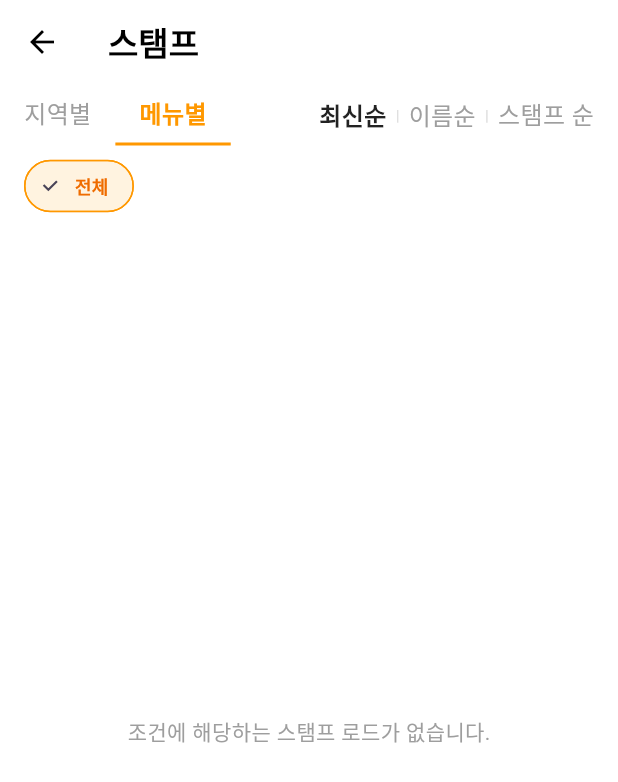
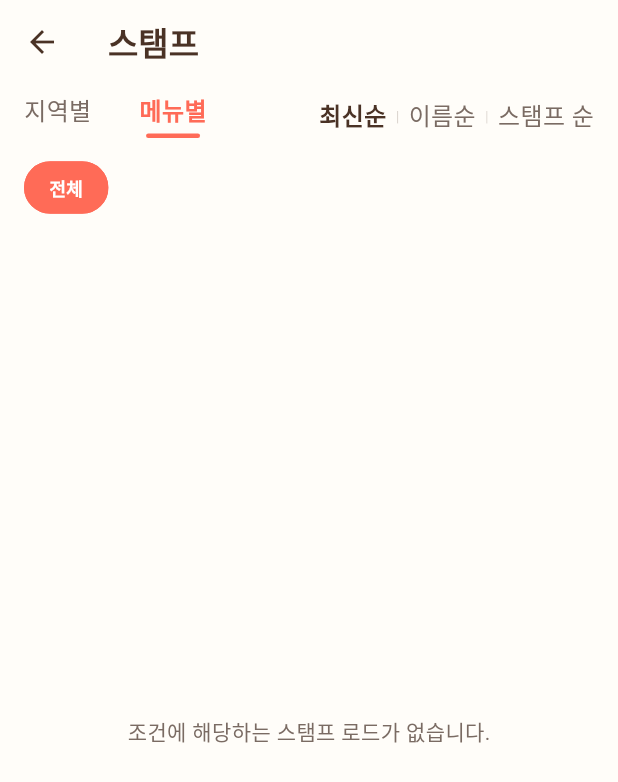
Before and after one commit to Seokjae-Jang-git/YamYamRoad, a Flutter app: the StampMainScreen screen opened directly, after a tap on "메뉴별", on a phone screen of 412 x 824 dp. Shown: the top 782 px of the screen. Run offline on Flutter 3.47's test engine with Material 3 defaults, Android fonts, the light colour scheme and no system bars; our stand-ins replace cloud_firestore, cloud_functions, firebase_auth, firebase_core, firebase_messaging, firebase_storage and 10 more; missing offline and left inert: extended_text_field, flutter_naver_login, google_mlkit_text_recognition, kakao_flutter_sdk_user, portone_flutter, safe_device; accounts and stored records are empty; network calls fail; project files that could hold a hidden picture were left out.

Commit message:
refactor : 마이페이지 - 스탬프 스타일 및 색상 개선

```diff
--- a/lib/mypage/stamp/stamp_main_screen.dart
+++ b/lib/mypage/stamp/stamp_main_screen.dart
@@ -1,6 +1,6 @@
 import 'package:flutter/material.dart';
 import 'package:cloud_firestore/cloud_firestore.dart';
-import 'package:intl/intl.dart'; // 날짜 포맷용
+import 'package:intl/intl.dart';
 import 'repository/stamp_repository.dart';
 import 'widgets/sub_filter_chips.dart';
 import 'widgets/sorting_bar.dart';
@@ -14,6 +14,12 @@ class StampMainScreen extends StatefulWidget {
 }
 
 class _StampMainScreenState extends State<StampMainScreen> {
+  static const Color pointCoralRed = Color(0xFFFF6B57);
+  static const Color strawberryPink = Color(0xFFFFA09B);
+  static const Color deepChocolate = Color(0xFF4A3225);
+  static const Color creamyIvory = Color(0xFFFFFDF9);
+  static const Color subTextColor = Color(0xFF7A6B63);
+
   String _selectedTab = '지역별';
   String _selectedFilter = '전체';
   String _selectedSort = '최신순';
@@ -38,14 +44,13 @@ class _StampMainScreenState extends State<StampMainScreen> {
     }
   }
 
-  // 1. 메뉴 더보기 팝업 모달
   void _openMenuSelectModal() async {
     final List<String> menuOptions = _dbMenuFilters;
 
     final String? selected = await showModalBottomSheet<String>(
       context: context,
       isScrollControlled: true,
-      backgroundColor: Colors.white,
+      backgroundColor: creamyIvory,
       shape: const RoundedRectangleBorder(
         borderRadius: BorderRadius.vertical(top: Radius.circular(16)),
       ),
@@ -58,14 +63,21 @@ class _StampMainScreenState extends State<StampMainScreen> {
               Row(
                 mainAxisAlignment: MainAxisAlignment.spaceBetween,
                 children: [
-                  const Text('메뉴 선택', style: TextStyle(fontSize: 16, fontWeight: FontWeight.bold)),
+                  const Text(
+                    '메뉴 선택',
+                    style: TextStyle(
+                      fontSize: 16,
+                      fontWeight: FontWeight.bold,
+                      color: deepChocolate,
+                    ),
+                  ),
                   IconButton(
-                    icon: const Icon(Icons.close),
+                    icon: const Icon(Icons.close, color: deepChocolate),
                     onPressed: () => Navigator.pop(context),
                   ),
                 ],
               ),
-              const Divider(),
+              Divider(color: deepChocolate.withOpacity(0.12)),
               Expanded(
                 child: SingleChildScrollView(
                   child: Padding(
@@ -79,11 +91,17 @@ class _StampMainScreenState extends State<StampMainScreen> {
                           showCheckmark: false,
                           label: Text(menu),
                           selected: isSelected,
-                          selectedColor: Colors.orange[50],
+                          selectedColor: pointCoralRed,
                           backgroundColor: Colors.white,
                           labelStyle: TextStyle(
-                            color: isSelected ? Colors.orange[800] : Colors.black87,
+                            color: isSelected ? Colors.white : deepChocolate,
                             fontWeight: isSelected ? FontWeight.bold : FontWeight.normal,
+                          ),
+                          shape: RoundedRectangleBorder(
+                            borderRadius: BorderRadius.circular(16),
+                            side: BorderSide(
+                              color: isSelected ? pointCoralRed : deepChocolate.withOpacity(0.15),
+                            ),
                           ),
                           onSelected: (_) => Navigator.pop(context, menu),
                         );
@@ -103,7 +121,6 @@ class _StampMainScreenState extends State<StampMainScreen> {
     }
   }
 
-  // 2. 지역 더보기 팝업 모달
   Future<void> _openRegionSelectModal() async {
     final selectedRegion = await Navigator.push(
       context,
@@ -119,24 +136,20 @@ class _StampMainScreenState extends State<StampMainScreen> {
     }
   }
 
-  // 3. 필터링 및 정렬 처리 함수
   List<Map<String, dynamic>> _processRoads(List<Map<String, dynamic>> rawList) {
     List<Map<String, dynamic>> result = List.from(rawList);
 
-    // 1차 필터링: region 필드 유무로 지역 로드 / 메뉴 로드 분리
     if (_selectedTab == '지역별') {
       result = result.where((r) => r['region'] != null && r['region'].toString().trim().isNotEmpty).toList();
     } else if (_selectedTab == '메뉴별') {
       result = result.where((r) => r['region'] == null || r['region'].toString().trim().isEmpty).toList();
     }
 
-    // 🌟 2차 필터링: 하위 필터
     if (_selectedFilter != '전체') {
       if (_selectedTab == '지역별') {
         result = result.where((r) => r['region'] == _selectedFilter).toList();
       } else if (_selectedTab == '메뉴별') {
         result = result.where((r) {
-          // 🌟 categoryIds 배열을 사용하여 필터링
           final categoryList = r['categoryIds'];
           if (categoryList is List && categoryList.contains(_selectedFilter)) return true;
           return false;
@@ -144,7 +157,6 @@ class _StampMainScreenState extends State<StampMainScreen> {
       }
     }
 
-    // 정렬
     if (_selectedSort == '최신순') {
       result.sort((a, b) {
         final aTime = (a['createdAt'] as Timestamp?)?.toDate() ?? DateTime(2000);
@@ -160,15 +172,13 @@ class _StampMainScreenState extends State<StampMainScreen> {
     return result;
   }
 
-  // 스탬프 판 팝업 모달
   void _showStampBoardModal(Map<String, dynamic> roadData) async {
-    // 🌟 roadPlace 필드 사용
     final List<dynamic> placeIds = roadData['roadPlace'] ?? [];
 
     showModalBottomSheet(
       context: context,
       isScrollControlled: true,
-      backgroundColor: Colors.white,
+      backgroundColor: creamyIvory,
       shape: const RoundedRectangleBorder(
         borderRadius: BorderRadius.vertical(top: Radius.circular(20)),
       ),
@@ -176,14 +186,13 @@ class _StampMainScreenState extends State<StampMainScreen> {
         return FutureBuilder<List<dynamic>>(
           future: Future.wait([
             StampRepository.getMyStampsMap(),
-            // 💡 주의: StampRepository.getPlaceNames 내부 로직이 placeIds 리스트를 받아 'place' 컬렉션에서 상호명을 조회하도록 구현되어 있어야 합니다.
             StampRepository.getPlaceNames(placeIds),
           ]),
           builder: (context, snapshot) {
             if (snapshot.connectionState == ConnectionState.waiting) {
               return const SizedBox(
                 height: 300,
-                child: Center(child: CircularProgressIndicator(color: Colors.black)),
+                child: Center(child: CircularProgressIndicator(color: deepChocolate)),
               );
             }
 
@@ -201,21 +210,28 @@ class _StampMainScreenState extends State<StampMainScreen> {
                     children: [
                       Text(
                         roadData['title'] ?? '스탬프 판',
-                        style: const TextStyle(fontSize: 18, fontWeight: FontWeight.bold),
+                        style: const TextStyle(
+                          fontSize: 18,
+                          fontWeight: FontWeight.bold,
+                          color: deepChocolate,
+                        ),
                       ),
                       IconButton(
-                        icon: const Icon(Icons.close),
+                        icon: const Icon(Icons.close, color: deepChocolate),
                         onPressed: () => Navigator.pop(context),
                       ),
                     ],
                   ),
-                  const Divider(),
+                  Divider(color: deepChocolate.withOpacity(0.12)),
                   const SizedBox(height: 10),
 
                   if (placeIds.isEmpty)
                     const Expanded(
                       child: Center(
-                        child: Text('등록된 매장이 없습니다.', style: TextStyle(color: Colors.grey)),
+                        child: Text(
+                          '등록된 매장이 없습니다.',
+                          style: TextStyle(color: subTextColor),
+                        ),
                       ),
                     )
                   else
@@ -240,9 +256,9 @@ class _StampMainScreenState extends State<StampMainScreen> {
 
                           return Container(
                             decoration: BoxDecoration(
-                              border: Border.all(color: Colors.grey.shade300),
-                              borderRadius: BorderRadius.circular(8),
-                              color: Colors.grey.shade50,
+                              border: Border.all(color: deepChocolate.withOpacity(0.12)),
+                              borderRadius: BorderRadius.circular(12),
+                              color: Colors.white,
                             ),
                             alignment: Alignment.center,
                             padding: const EdgeInsets.all(4),
@@ -251,7 +267,11 @@ class _StampMainScreenState extends State<StampMainScreen> {
                                 : Text(
                               storeName,
                               textAlign: TextAlign.center,
-                              style: const TextStyle(color: Colors.black87, fontSize: 12, fontWeight: FontWeight.w500),
+                              style: const TextStyle(
+                                color: deepChocolate,
+                                fontSize: 12,
+                                fontWeight: FontWeight.w500,
+                              ),
                             ),
                           );
                         },
@@ -266,7 +286,6 @@ class _StampMainScreenState extends State<StampMainScreen> {
     );
   }
 
-  // 5. 붉은색 동그라미 도장 UI
   Widget _buildRedStampUI(Map<String, dynamic>? stampData, String storeName) {
     String dateStr = '';
     if (stampData != null && stampData['issuedAt'] != null) {
@@ -283,7 +302,7 @@ class _StampMainScreenState extends State<StampMainScreen> {
         height: 70,
         decoration: BoxDecoration(
           shape: BoxShape.circle,
-          border: Border.all(color: Colors.red.shade700, width: 2.0),
+          border: Border.all(color: pointCoralRed, width: 2.0),
         ),
         padding: const EdgeInsets.all(4),
         child: Column(
@@ -293,8 +312,8 @@ class _StampMainScreenState extends State<StampMainScreen> {
               displayName,
               maxLines: 1,
               overflow: TextOverflow.ellipsis,
-              style: TextStyle(
-                color: Colors.red.shade700,
+              style: const TextStyle(
+                color: pointCoralRed,
                 fontWeight: FontWeight.bold,
                 fontSize: 10,
               ),
@@ -302,7 +321,7 @@ class _StampMainScreenState extends State<StampMainScreen> {
             const SizedBox(height: 2),
             Text(
               dateStr,
-              style: TextStyle(color: Colors.red.shade700, fontSize: 8),
+              style: const TextStyle(color: pointCoralRed, fontSize: 8),
             ),
           ],
         ),
@@ -313,12 +332,16 @@ class _StampMainScreenState extends State<StampMainScreen> {
   @override
   Widget build(BuildContext context) {
     return Scaffold(
-      backgroundColor: Colors.white,
+      backgroundColor: creamyIvory,
       appBar: AppBar(
-        title: const Text('스탬프', style: TextStyle(color: Colors.black, fontWeight: FontWeight.bold)),
-        backgroundColor: Colors.white,
+        title: const Text(
+          '스탬프',
+          style: TextStyle(color: deepChocolate, fontWeight: FontWeight.bold),
+        ),
+        backgroundColor: creamyIvory,
         elevation: 0,
-        iconTheme: const IconThemeData(color: Colors.black),
+        scrolledUnderElevation: 0,
+        iconTheme: const IconThemeData(color: deepChocolate),
       ),
       body: SafeArea(
         child: Column(
@@ -345,12 +368,9 @@ class _StampMainScreenState extends State<StampMainScreen> {
             ),
             const SizedBox(height: 8),
 
-            // 가로 서브 필터 칩
             SubFilterChips(
               selectedTab: _selectedTab,
               selectedFilter: _selectedFilter,
-              // 💡 팁: 만약 여기서 지역칩이 안 보인다면, SubFilterChips 내부에
-              // 지역 필터 배열을 받는 속성도 추가되어야 완벽하게 작동할 수 있습니다.
               menuFilters: _dbMenuFilters,
               onFilterSelected: (filter) => setState(() => _selectedFilter = filter),
               onMorePressed: _selectedTab == '지역별' ? _openRegionSelectModal : _openMenuSelectModal,
@@ -362,7 +382,7 @@ class _StampMainScreenState extends State<StampMainScreen> {
                 stream: StampRepository.getRoadWithMyStampStream(),
                 builder: (context, snapshot) {
                   if (snapshot.connectionState == ConnectionState.waiting) {
-                    return const Center(child: CircularProgressIndicator(color: Colors.black));
+                    return const Center(child: CircularProgressIndicator(color: deepChocolate));
                   }
 
                   final rawList = snapshot.data ?? [];
@@ -370,7 +390,10 @@ class _StampMainScreenState extends State<StampMainScreen> {
 
                   if (processedList.isEmpty) {
                     return const Center(
-                      child: Text('조건에 해당하는 스탬프 로드가 없습니다.', style: TextStyle(color: Colors.grey)),
+                      child: Text(
+                        '조건에 해당하는 스탬프 로드가 없습니다.',
+                        style: TextStyle(color: subTextColor),
+                      ),
                     );
                   }
 
@@ -401,46 +424,45 @@ class _StampMainScreenState extends State<StampMainScreen> {
         });
       },
       child: Container(
-        padding: const EdgeInsets.symmetric(horizontal: 16, vertical: 8),
-        decoration: BoxDecoration(
-          border: Border(
-            bottom: BorderSide(
-              color: isSelected ? Colors.orange : Colors.transparent,
-              width: 2.0,
+        padding: const EdgeInsets.symmetric(horizontal: 16, vertical: 6),
+        color: Colors.transparent,
+        child: Column(
+          mainAxisSize: MainAxisSize.min,
+          children: [
+            Text(
+              label,
+              style: TextStyle(
+                fontSize: 16,
+                fontWeight: isSelected ? FontWeight.bold : FontWeight.normal,
+                color: isSelected ? pointCoralRed : subTextColor,
+              ),
             ),
-          ),
-        ),
-        child: Text(
-          label,
-          style: TextStyle(
-            fontSize: 16,
-            fontWeight: isSelected ? FontWeight.bold : FontWeight.normal,
-            color: isSelected ? Colors.orange : Colors.grey,
-          ),
+            const SizedBox(height: 4),
+            Container(
+              height: 3,
+              width: 36,
+              decoration: BoxDecoration(
+                color: isSelected ? pointCoralRed : Colors.transparent,
+                borderRadius: BorderRadius.circular(2),
+              ),
+            ),
+          ],
         ),
       ),
     );
   }
 
-  // 스탬프 로드 카드 뷰
   Widget _buildStampCourseCard(Map<String, dynamic> road) {
-    // 🌟 1. 전체 스탬프 개수 계산 로직
     int totalStampCount = 0;
 
-    // 지역 로드: placeCount 필드가 있으면 그 값을 사용
     if (road['placeCount'] != null && road['placeCount'] is int) {
       totalStampCount = road['placeCount'];
-    }
-    // 메뉴 로드: placeCount가 없으면 roadPlace(또는 placeIds) 배열의 길이를 사용
-    else {
+    } else {
       final List<dynamic> places = road['roadPlace'] ?? road['placeIds'] ?? [];
       totalStampCount = places.length;
     }
 
-    // 🌟 2. 획득한 스탬프 개수
     final int myStampCount = road['myStampCount'] ?? 0;
-
-    // 🌟 3. 이미지 URL (지역은 imageUrl, 메뉴는 thumbnailUrl 대응)
     final String imageUrl = road['imageUrl'] ?? road['thumbnailUrl'] ?? road['thumbnail'] ?? '';
 
     return GestureDetector(
@@ -449,9 +471,16 @@ class _StampMainScreenState extends State<StampMainScreen> {
         margin: const EdgeInsets.only(bottom: 12),
         padding: const EdgeInsets.all(12),
         decoration: BoxDecoration(
-          border: Border.all(color: Colors.grey.shade200),
-          borderRadius: BorderRadius.circular(8),
+          border: Border.all(color: deepChocolate.withOpacity(0.12)),
+          borderRadius: BorderRadius.circular(12),
           color: Colors.white,
+          boxShadow: [
+            BoxShadow(
+              color: deepChocolate.withOpacity(0.04),
+              blurRadius: 8,
+              offset: const Offset(0, 2),
+            ),
+          ],
         ),
         child: Row(
           crossAxisAlignment: CrossAxisAlignment.start,
@@ -460,8 +489,8 @@ class _StampMainScreenState extends State<StampMainScreen> {
               width: 70,
               height: 70,
               decoration: BoxDecoration(
-                color: Colors.grey.shade100,
-                borderRadius: BorderRadius.circular(6),
+                color: creamyIvory,
+                borderRadius: BorderRadius.circular(8),
               ),
               clipBehavior: Clip.hardEdge,
               child: imageUrl.isNotEmpty
@@ -469,15 +498,14 @@ class _StampMainScreenState extends State<StampMainScreen> {
                 imageUrl,
                 fit: BoxFit.cover,
                 errorBuilder: (context, error, stackTrace) => const Center(
-                  child: Text('사진 없음', style: TextStyle(color: Colors.grey, fontSize: 11)),
+                  child: Text('사진 없음', style: TextStyle(color: subTextColor, fontSize: 11)),
                 ),
               )
                   : const Center(
-                child: Text('코스사진', style: TextStyle(color: Colors.grey, fontSize: 11)),
+                child: Text('코스사진', style: TextStyle(color: subTextColor, fontSize: 11)),
               ),
             ),
             const SizedBox(width: 12),
-
             Expanded(
               child: Column(
                 crossAxisAlignment: CrossAxisAlignment.start,
@@ -486,27 +514,29 @@ class _StampMainScreenState extends State<StampMainScreen> {
                   const SizedBox(height: 4),
                   Text(
                     road['title'] ?? '제목 없음',
-                    style: const TextStyle(fontWeight: FontWeight.bold, fontSize: 15),
+                    style: const TextStyle(
+                      fontWeight: FontWeight.bold,
+                      fontSize: 15,
+                      color: deepChocolate,
+                    ),
                     maxLines: 2,
                     overflow: TextOverflow.ellipsis,
                   ),
                   const SizedBox(height: 8),
-
                   Row(
                     children: [
-                      Icon(
+                      const Icon(
                         Icons.verified,
                         size: 16,
-                        color: Colors.red.shade700,
+                        color: pointCoralRed,
                       ),
                       const SizedBox(width: 4),
                       Text(
-                        // 🌟 0/0 오류 완벽 해결!
                         '스탬프 $myStampCount / $totalStampCount 개',
                         style: const TextStyle(
                           fontSize: 13,
                           fontWeight: FontWeight.bold,
-                          color: Colors.black87,
+                          color: deepChocolate,
                         ),
                       ),
                     ],
--- a/lib/mypage/stamp/widgets/sorting_bar.dart
+++ b/lib/mypage/stamp/widgets/sorting_bar.dart
@@ -3,6 +3,9 @@ import 'package:flutter/material.dart';
 class SortingBar extends StatelessWidget {
   final String selectedSort;
   final ValueChanged<String> onSortChanged;
+
+  static const Color deepChocolate = Color(0xFF4A3225);
+  static const Color subTextColor = Color(0xFF7A6B63);
 
   const SortingBar({
     super.key,
@@ -12,9 +15,8 @@ class SortingBar extends StatelessWidget {
 
   @override
   Widget build(BuildContext context) {
-    // 🌟 Row 상위의 Padding(horizontal: 16.0)을 제거하여 상단 Row와 여백을 맞춥니다.
     return Row(
-      mainAxisSize: MainAxisSize.min, // 필요한 만큼만 공간 차지
+      mainAxisSize: MainAxisSize.min,
       children: [
         _buildSortOption('최신순'),
         _buildDivider(),
@@ -34,7 +36,7 @@ class SortingBar extends StatelessWidget {
         style: TextStyle(
           fontSize: 16,
           fontWeight: isSelected ? FontWeight.bold : FontWeight.normal,
-          color: isSelected ? Colors.black87 : Colors.grey[500],
+          color: isSelected ? deepChocolate : subTextColor,
         ),
       ),
     );
@@ -45,7 +47,7 @@ class SortingBar extends StatelessWidget {
       padding: const EdgeInsets.symmetric(horizontal: 6.0),
       child: Text(
         '|',
-        style: TextStyle(color: Colors.grey[300], fontSize: 10),
+        style: TextStyle(color: deepChocolate.withOpacity(0.2), fontSize: 10),
       ),
     );
   }
--- a/lib/mypage/stamp/widgets/sub_filter_chips.dart
+++ b/lib/mypage/stamp/widgets/sub_filter_chips.dart
@@ -7,7 +7,10 @@ class SubFilterChips extends StatelessWidget {
   final VoidCallback onMorePressed;
   final List<String> menuFilters;
 
-  // 🌟 road와 동일하게 노출할 기본 5대 지역을 하드코딩으로 고정합니다.
+  static const Color pointCoralRed = Color(0xFFFF6B57);
+  static const Color deepChocolate = Color(0xFF4A3225);
+  static const Color subTextColor = Color(0xFF7A6B63);
+
   static const List<String> _defaultRegionFilters = ['전체', '서울', '인천', '경기', '강원'];
 
   const SubFilterChips({
@@ -17,7 +20,6 @@ class SubFilterChips extends StatelessWidget {
     required this.onFilterSelected,
     required this.onMorePressed,
     this.menuFilters = const ['전체'],
-    // regionFilters 파라미터는 더 이상 칩 렌더링에 직접 쓰지 않으므로 제거하거나 무시합니다.
   });
 
   @override
@@ -36,20 +38,21 @@ class SubFilterChips extends StatelessWidget {
             return Padding(
               padding: const EdgeInsets.only(right: 8.0),
               child: ChoiceChip(
+                showCheckmark: false,
                 label: Text(filter),
                 selected: isSelected,
                 onSelected: (_) => onFilterSelected(filter),
-                selectedColor: Colors.orange[50],
+                selectedColor: pointCoralRed,
                 backgroundColor: Colors.white,
                 labelStyle: TextStyle(
-                  color: isSelected ? Colors.orange[800] : Colors.black87,
+                  color: isSelected ? Colors.white : subTextColor,
                   fontWeight: isSelected ? FontWeight.bold : FontWeight.normal,
                   fontSize: 12,
                 ),
                 shape: RoundedRectangleBorder(
                   borderRadius: BorderRadius.circular(19),
                   side: BorderSide(
-                    color: isSelected ? Colors.orange : Colors.grey[300]!,
+                    color: isSelected ? pointCoralRed : deepChocolate.withOpacity(0.15),
                     width: 1.0,
                   ),
                 ),
@@ -60,8 +63,6 @@ class SubFilterChips extends StatelessWidget {
       );
     }
 
-    // 🌟 [지역별 탭] road 화면과 동일한 로직 적용
-    // 선택된 지역이 기본 5개 안에 있으면 '지역 더보기', 다른 지역(예: 부산)이면 '부산 ▾' 표시
     final bool isDefaultSelected = _defaultRegionFilters.contains(selectedFilter);
     final String moreChipLabel = isDefaultSelected ? '지역 더보기' : '$selectedFilter ▾';
     final bool isMoreChipActive = !isDefaultSelected;
@@ -72,26 +73,26 @@ class SubFilterChips extends StatelessWidget {
         scrollDirection: Axis.horizontal,
         padding: const EdgeInsets.symmetric(horizontal: 16.0),
         children: [
-          // 무한 스크롤 대신 고정된 5개 지역만 그립니다.
           ..._defaultRegionFilters.map((filter) {
             final isSelected = filter == selectedFilter;
             return Padding(
               padding: const EdgeInsets.only(right: 8.0),
               child: ChoiceChip(
+                showCheckmark: false,
                 label: Text(filter),
                 selected: isSelected,
                 onSelected: (_) => onFilterSelected(filter),
-                selectedColor: Colors.orange[50],
+                selectedColor: pointCoralRed,
                 backgroundColor: Colors.white,
                 labelStyle: TextStyle(
-                  color: isSelected ? Colors.orange[800] : Colors.black87,
+                  color: isSelected ? Colors.white : subTextColor,
                   fontWeight: isSelected ? FontWeight.bold : FontWeight.normal,
                   fontSize: 12,
                 ),
                 shape: RoundedRectangleBorder(
                   borderRadius: BorderRadius.circular(19),
                   side: BorderSide(
-                    color: isSelected ? Colors.orange : Colors.grey[300]!,
+                    color: isSelected ? pointCoralRed : deepChocolate.withOpacity(0.15),
                     width: 1.0,
                   ),
                 ),
@@ -99,22 +100,22 @@ class SubFilterChips extends StatelessWidget {
             );
           }),
 
-          // 동적 지역 더보기 칩 (클릭 시 onMorePressed 호출)
           ChoiceChip(
+            showCheckmark: false,
             label: Text(moreChipLabel),
             selected: isMoreChipActive,
             onSelected: (_) => onMorePressed(),
-            selectedColor: Colors.orange[50],
+            selectedColor: pointCoralRed,
             backgroundColor: Colors.white,
             labelStyle: TextStyle(
-              color: isMoreChipActive ? Colors.orange[800] : Colors.black87,
+              color: isMoreChipActive ? Colors.white : subTextColor,
               fontWeight: isMoreChipActive ? FontWeight.bold : FontWeight.normal,
               fontSize: 12,
             ),
             shape: RoundedRectangleBorder(
               borderRadius: BorderRadius.circular(19),
               side: BorderSide(
-                color: isMoreChipActive ? Colors.orange : Colors.grey[300]!,
+                color: isMoreChipActive ? pointCoralRed : deepChocolate.withOpacity(0.15),
                 width: 1.0,
               ),
             ),
```
